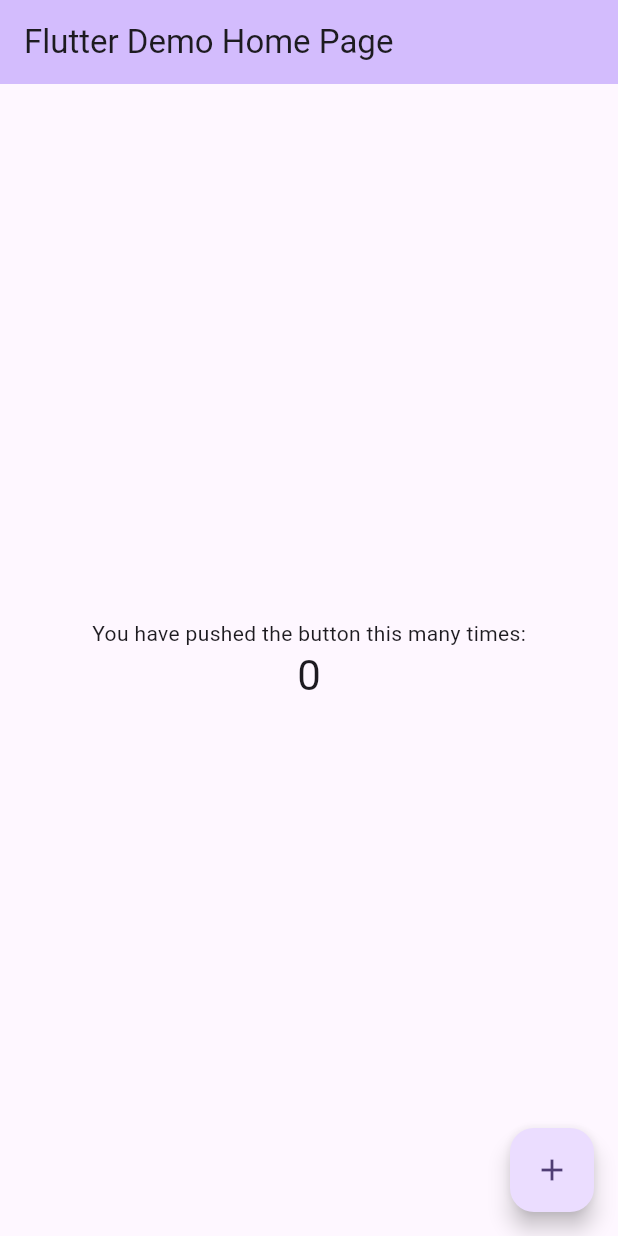
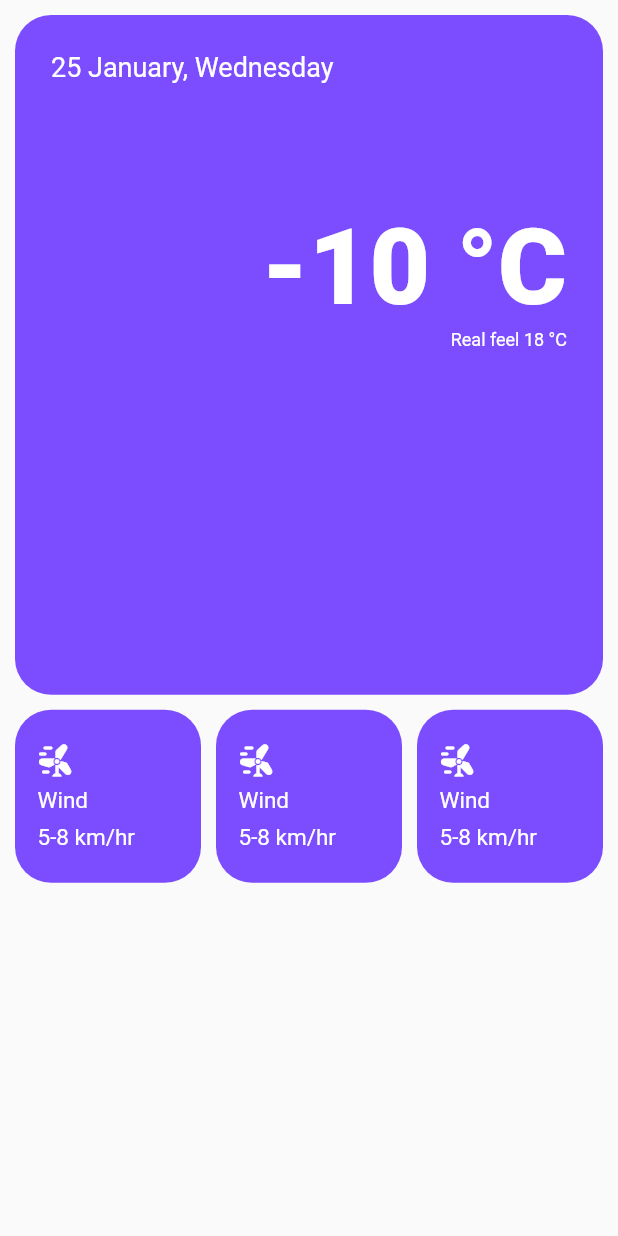
Before and after one commit to nishant-bhandigare/Weather-Forecast-App, a Flutter app: the screen it shows after launch, on a phone screen of 412 x 824 dp. Run offline on Flutter 3.47's test engine with Material 2 defaults, Android fonts, the phone set to English and light mode, and no system bars.

Commit message:
ui partly completed

```diff
--- a/lib/main.dart
+++ b/lib/main.dart
@@ -1,125 +1,10 @@
 import 'package:flutter/material.dart';
+import 'package:weather_forecast_app/screens/home.dart';
 
 void main() {
-  runApp(const MyApp());
+  runApp(MaterialApp(
+    home: SafeArea(
+      child: HomeScreen(),
+    ),
+  ));
 }
-
-class MyApp extends StatelessWidget {
-  const MyApp({super.key});
-
-  // This widget is the root of your application.
-  @override
-  Widget build(BuildContext context) {
-    return MaterialApp(
-      title: 'Flutter Demo',
-      theme: ThemeData(
-        // This is the theme of your application.
-        //
-        // TRY THIS: Try running your application with "flutter run". You'll see
-        // the application has a blue toolbar. Then, without quitting the app,
-        // try changing the seedColor in the colorScheme below to Colors.green
-        // and then invoke "hot reload" (save your changes or press the "hot
-        // reload" button in a Flutter-supported IDE, or press "r" if you used
-        // the command line to start the app).
-        //
-        // Notice that the counter didn't reset back to zero; the application
-        // state is not lost during the reload. To reset the state, use hot
-        // restart instead.
-        //
-        // This works for code too, not just values: Most code changes can be
-        // tested with just a hot reload.
-        colorScheme: ColorScheme.fromSeed(seedColor: Colors.deepPurple),
-        useMaterial3: true,
-      ),
-      home: const MyHomePage(title: 'Flutter Demo Home Page'),
-    );
-  }
-}
-
-class MyHomePage extends StatefulWidget {
-  const MyHomePage({super.key, required this.title});
-
-  // This widget is the home page of your application. It is stateful, meaning
-  // that it has a State object (defined below) that contains fields that affect
-  // how it looks.
-
-  // This class is the configuration for the state. It holds the values (in this
-  // case the title) provided by the parent (in this case the App widget) and
-  // used by the build method of the State. Fields in a Widget subclass are
-  // always marked "final".
-
-  final String title;
-
-  @override
-  State<MyHomePage> createState() => _MyHomePageState();
-}
-
-class _MyHomePageState extends State<MyHomePage> {
-  int _counter = 0;
-
-  void _incrementCounter() {
-    setState(() {
-      // This call to setState tells the Flutter framework that something has
-      // changed in this State, which causes it to rerun the build method below
-      // so that the display can reflect the updated values. If we changed
-      // _counter without calling setState(), then the build method would not be
-      // called again, and so nothing would appear to happen.
-      _counter++;
-    });
-  }
-
-  @override
-  Widget build(BuildContext context) {
-    // This method is rerun every time setState is called, for instance as done
-    // by the _incrementCounter method above.
-    //
-    // The Flutter framework has been optimized to make rerunning build methods
-    // fast, so that you can just rebuild anything that needs updating rather
-    // than having to individually change instances of widgets.
-    return Scaffold(
-      appBar: AppBar(
-        // TRY THIS: Try changing the color here to a specific color (to
-        // Colors.amber, perhaps?) and trigger a hot reload to see the AppBar
-        // change color while the other colors stay the same.
-        backgroundColor: Theme.of(context).colorScheme.inversePrimary,
-        // Here we take the value from the MyHomePage object that was created by
-        // the App.build method, and use it to set our appbar title.
-        title: Text(widget.title),
-      ),
-      body: Center(
-        // Center is a layout widget. It takes a single child and positions it
-        // in the middle of the parent.
-        child: Column(
-          // Column is also a layout widget. It takes a list of children and
-          // arranges them vertically. By default, it sizes itself to fit its
-          // children horizontally, and tries to be as tall as its parent.
-          //
-          // Column has various properties to control how it sizes itself and
-          // how it positions its children. Here we use mainAxisAlignment to
-          // center the children vertically; the main axis here is the vertical
-          // axis because Columns are vertical (the cross axis would be
-          // horizontal).
-          //
-          // TRY THIS: Invoke "debug painting" (choose the "Toggle Debug Paint"
-          // action in the IDE, or press "p" in the console), to see the
-          // wireframe for each widget.
-          mainAxisAlignment: MainAxisAlignment.center,
-          children: <Widget>[
-            const Text(
-              'You have pushed the button this many times:',
-            ),
-            Text(
-              '$_counter',
-              style: Theme.of(context).textTheme.headlineMedium,
-            ),
-          ],
-        ),
-      ),
-      floatingActionButton: FloatingActionButton(
-        onPressed: _incrementCounter,
-        tooltip: 'Increment',
-        child: const Icon(Icons.add),
-      ), // This trailing comma makes auto-formatting nicer for build methods.
-    );
-  }
-}
--- /dev/null
+++ b/lib/screens/home.dart
@@ -0,0 +1,25 @@
+import 'package:flutter/material.dart';
+import 'package:weather_forecast_app/widgets/display.dart';
+import 'package:weather_forecast_app/widgets/info.dart';
+
+class HomeScreen extends StatelessWidget{
+  const HomeScreen({super.key});
+
+  @override
+  Widget build(BuildContext context) {
+    return Scaffold(
+      body: SingleChildScrollView(
+        child: Padding(
+          padding: const EdgeInsets.all(5.0),
+          child: Column(
+            children: [
+              DisplayWidget(),
+              InfoBar(),
+            ],
+          ),
+        ),
+      ),
+    );
+  }
+
+}
--- /dev/null
+++ b/lib/widgets/display.dart
@@ -0,0 +1,47 @@
+import 'package:flutter/material.dart';
+
+class DisplayWidget extends StatelessWidget{
+  DisplayWidget({super.key});
+
+  var date = 25;
+  var month = "January";
+  var day = "Wednesday";
+  var temp = -10;
+  var realFeel = 18;
+
+  @override
+  Widget build(BuildContext context) {
+    return Container(
+      width: double.infinity,
+      height: MediaQuery.of(context).size.height*0.55,
+      margin: EdgeInsets.symmetric(vertical: 5, horizontal: 5),
+      padding: EdgeInsets.all(24),
+      decoration: BoxDecoration(
+        color: Colors.deepPurpleAccent,
+        borderRadius: BorderRadius.circular(24),
+      ),
+      child: Column(
+        crossAxisAlignment: CrossAxisAlignment.start,
+        children: [
+          Text("$date $month, $day", style: TextStyle(color: Colors.white, fontSize: 18),),
+          SizedBox(
+            height: MediaQuery.of(context).size.height*0.1,
+          ),
+          Row(
+            children: [
+              Spacer(),
+              Text("$temp °C", style: TextStyle(color: Colors.white, fontSize: 70, fontWeight: FontWeight.w900),),
+            ],
+          ),
+          Row(
+            children: [
+              Spacer(),
+              Text("Real feel $realFeel °C", style: TextStyle(color: Colors.white, fontSize: 12),),
+            ],
+          ),
+        ],
+      ),
+    );
+  }
+
+}
--- /dev/null
+++ b/lib/widgets/forecast_today.dart
@@ -0,0 +1,10 @@
+import 'package:flutter/material.dart';
+
+class ForecastToday extends StatelessWidget{
+  @override
+  Widget build(BuildContext context) {
+    // TODO: implement build
+    throw UnimplementedError();
+  }
+
+}
--- /dev/null
+++ b/lib/widgets/info.dart
@@ -0,0 +1,54 @@
+import 'package:flutter/material.dart';
+
+class InfoBar extends StatelessWidget {
+  const InfoBar({super.key});
+
+  @override
+  Widget build(BuildContext context) {
+    return Row(
+      mainAxisAlignment: MainAxisAlignment.center,
+      children: [
+        InfoBarItem(),
+        InfoBarItem(),
+        InfoBarItem(),
+      ],
+    );
+  }
+}
+
+class InfoBarItem extends StatelessWidget {
+  const InfoBarItem({super.key});
+
+  @override
+  Widget build(BuildContext context) {
+    return Expanded(
+      child: Container(
+        height: MediaQuery.of(context).size.height * 0.14,
+        margin: EdgeInsets.symmetric(vertical: 5, horizontal: 5),
+        padding: EdgeInsets.all(15),
+        decoration: BoxDecoration(
+          color: Colors.deepPurpleAccent,
+          borderRadius: BorderRadius.circular(24),
+        ),
+        child: Column(
+          crossAxisAlignment: CrossAxisAlignment.start,
+          mainAxisAlignment: MainAxisAlignment.spaceEvenly,
+          children: [
+            Icon(
+              Icons.wind_power_rounded,
+              color: Colors.white,
+            ),
+            Text(
+              "Wind",
+              style: TextStyle(color: Colors.white, fontSize: 15),
+            ),
+            Text(
+              "5-8 km/hr",
+              style: TextStyle(color: Colors.white, fontSize: 15),
+            ),
+          ],
+        ),
+      ),
+    );
+  }
+}
--- a/pubspec.yaml
+++ b/pubspec.yaml
@@ -59,9 +59,9 @@ flutter:
   uses-material-design: true
 
   # To add assets to your application, add an assets section, like this:
-  # assets:
-  #   - images/a_dot_burr.jpeg
-  #   - images/a_dot_ham.jpeg
+  assets:
+    - assets/images/
+    - assets/icons/
 
   # An image asset can refer to one or more resolution-specific "variants", see
   # https://flutter.dev/assets-and-images/#resolution-aware
```
